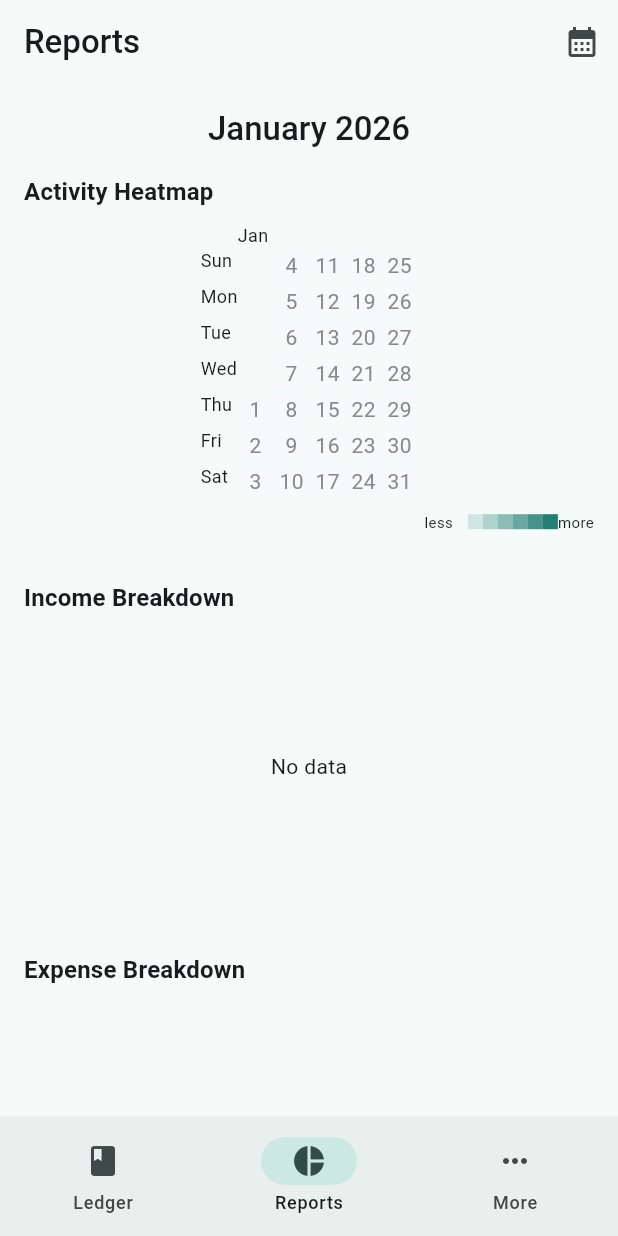
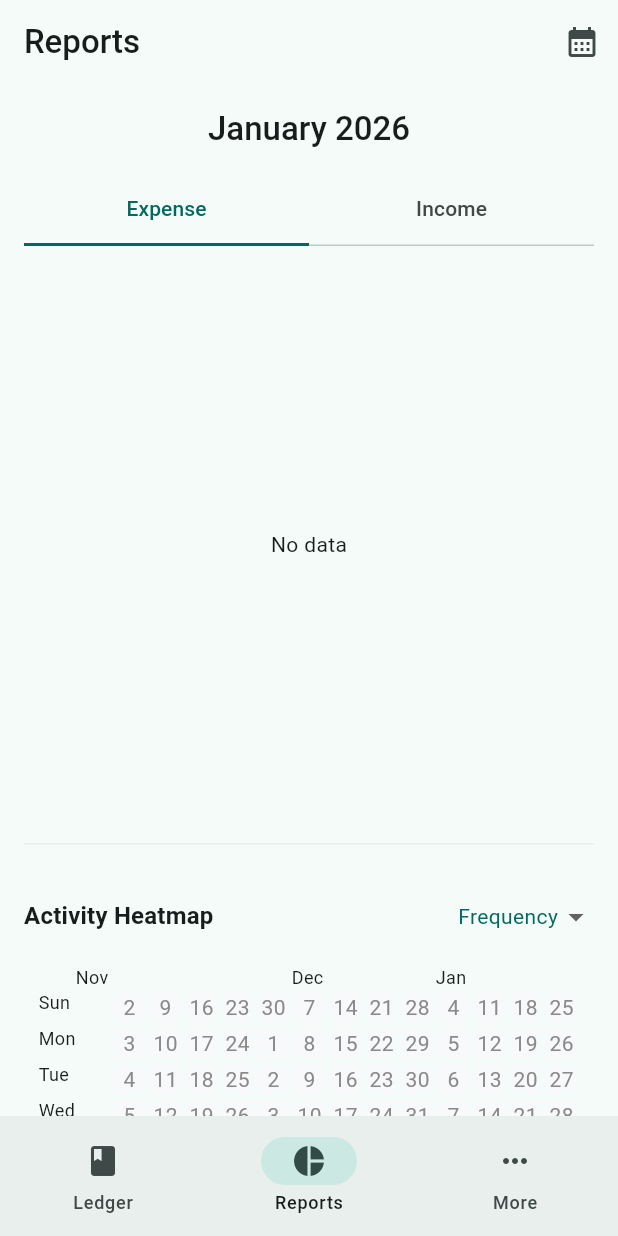
Before and after one commit to lane4dev/feather_ledger, a Flutter app: the screen it shows after launch, item 2 of the bottom bar chosen, on a phone screen of 412 x 824 dp. Run offline on Flutter 3.47's test engine with Material 3 defaults, Android fonts, the phone set to English and light mode, and no system bars; drawn by our look-alikes of flutter_heatmap_calendar; our stand-ins replace drift, fl_chart, flutter_riverpod, go_router, riverpod_annotation, shared_preferences; accounts and stored records are empty; generated files the repository leaves out were written again; statements that could not run were skipped; project files that could hold a hidden picture were left out.

Commit message:
feat: Enhance reports feature with heatmap and breakdown views, including mode selection

```diff
--- a/lib/features/reports/data/repositories/reports_repository.dart
+++ b/lib/features/reports/data/repositories/reports_repository.dart
@@ -11,6 +11,7 @@ part 'reports_repository.g.dart';
 
 abstract class ReportsRepository {
   Stream<Map<DateTime, int>> watchHeatmapData(DateTime month);
+  Stream<Map<DateTime, int>> watchHeatmapAmountData(DateTime month);
   Stream<List<ReportCategoryTotal>> watchCategoryBreakdown(
       DateTime month, db_tables.TransactionType type);
 }
@@ -23,6 +24,11 @@ class ReportsRepositoryImpl implements ReportsRepository {
   @override
   Stream<Map<DateTime, int>> watchHeatmapData(DateTime month) {
     return _dao.watchDailyTransactionCounts(month);
+  }
+
+  @override
+  Stream<Map<DateTime, int>> watchHeatmapAmountData(DateTime month) {
+    return _dao.watchDailyTransactionAmounts(month);
   }
 
   @override
--- a/lib/features/reports/presentation/providers/reports_providers.dart
+++ b/lib/features/reports/presentation/providers/reports_providers.dart
@@ -7,11 +7,27 @@ import 'package:feather_ledger/features/reports/domain/reports_entities.dart';
 
 part 'reports_providers.g.dart';
 
+enum HeatmapMode { frequency, amount }
+
+@riverpod
+class HeatmapModeState extends _$HeatmapModeState {
+  @override
+  HeatmapMode build() => HeatmapMode.frequency;
+
+  void setMode(HeatmapMode mode) {
+    state = mode;
+  }
+}
+
 @riverpod
 Stream<Map<DateTime, int>> heatmapData(Ref ref) {
   final repo = ref.watch(reportsRepositoryProvider);
   final date = ref.watch(selectedDateProvider);
-  return repo.watchHeatmapData(date);
+  final mode = ref.watch(heatmapModeStateProvider);
+
+  return mode == HeatmapMode.frequency
+      ? repo.watchHeatmapData(date)
+      : repo.watchHeatmapAmountData(date);
 }
 
 @riverpod
--- a/lib/features/reports/presentation/screens/reports_screen.dart
+++ b/lib/features/reports/presentation/screens/reports_screen.dart
@@ -1,14 +1,14 @@
-import 'package:fl_chart/fl_chart.dart';
 import 'package:flutter/material.dart';
-import 'package:flutter_heatmap_calendar/flutter_heatmap_calendar.dart';
 import 'package:flutter_riverpod/flutter_riverpod.dart';
 import 'package:intl/intl.dart';
 
 import 'package:feather_ledger/app/l10n/app_localizations.dart';
 import 'package:feather_ledger/app/theme/app_theme.dart';
 import 'package:feather_ledger/features/ledger/presentation/providers/ledger_providers.dart';
+import 'package:feather_ledger/shared/presentation/widgets/feather_divider.dart';
 import '../providers/reports_providers.dart';
-import '../../domain/reports_entities.dart';
+import '../widgets/report_breakdown_tabs.dart';
+import '../widgets/report_heatmap_view.dart';
 
 class ReportsScreen extends ConsumerWidget {
   const ReportsScreen({super.key});
@@ -49,98 +49,31 @@ class ReportsScreen extends ConsumerWidget {
           children: [
             // Month Header
             Center(
-                child: Text(DateFormat.yMMMM().format(selectedDate),
-                    style: Theme.of(context).textTheme.titleLarge)),
+              child: Text(
+                DateFormat.yMMMM().format(selectedDate),
+                style: Theme.of(context).textTheme.titleLarge,
+              ),
+            ),
             SizedBox(height: spacing.md),
 
-            // 1. Heatmap
-            Text(l10n.activityHeatmap,
-                style: Theme.of(context)
-                    .textTheme
-                    .titleMedium
-                    ?.copyWith(fontWeight: FontWeight.bold)),
-            SizedBox(height: spacing.sm),
-            heatmapAsync.when(
-              data: (data) {
-                return HeatMap(
-                  startDate: DateTime(selectedDate.year, selectedDate.month, 1),
-                  endDate:
-                      DateTime(selectedDate.year, selectedDate.month + 1, 0),
-                  datasets: data,
-                  colorMode: ColorMode.opacity,
-                  showText: true,
-                  scrollable: true,
-                  colorsets: {
-                    1: Theme.of(context).colorScheme.primary,
-                  },
-                  onClick: (value) {
-                    // Maybe filter ledger to this day?
-                  },
-                );
-              },
-              loading: () => const Center(child: CircularProgressIndicator()),
-              error: (e, s) => Text(l10n.errorPrefix(e.toString())),
+            // 1. Breakdown Section
+            ReportBreakdownTabs(
+              incomeAsync: incomeAsync,
+              expenseAsync: expenseAsync,
             ),
             SizedBox(height: spacing.lg),
-
-            // 2. Charts
-            Text(l10n.incomeBreakdown,
-                style: Theme.of(context)
-                    .textTheme
-                    .titleMedium
-                    ?.copyWith(fontWeight: FontWeight.bold)),
-            SizedBox(
-              height: 200,
-              child: incomeAsync.when(
-                data: (data) => _buildDonutChart(context, data, l10n),
-                loading: () => const Center(child: CircularProgressIndicator()),
-                error: (e, s) =>
-                    Center(child: Text(l10n.errorPrefix(e.toString()))),
-              ),
-            ),
+            const FeatherDivider(),
             SizedBox(height: spacing.lg),
 
-            Text(l10n.expenseBreakdown,
-                style: Theme.of(context)
-                    .textTheme
-                    .titleMedium
-                    ?.copyWith(fontWeight: FontWeight.bold)),
-            SizedBox(
-              height: 200,
-              child: expenseAsync.when(
-                data: (data) => _buildDonutChart(context, data, l10n),
-                loading: () => const Center(child: CircularProgressIndicator()),
-                error: (e, s) =>
-                    Center(child: Text(l10n.errorPrefix(e.toString()))),
-              ),
+            // 2. Heatmap Section
+            ReportHeatmapView(
+              selectedDate: selectedDate,
+              heatmapAsync: heatmapAsync,
             ),
+            SizedBox(height: spacing.xl),
           ],
         ),
       ),
     );
   }
-
-  Widget _buildDonutChart(BuildContext context, List<ReportCategoryTotal> data,
-      AppLocalizations l10n) {
-    if (data.isEmpty) return Center(child: Text(l10n.noData));
-
-    return PieChart(
-      PieChartData(
-        sections: data.map((item) {
-          return PieChartSectionData(
-            color: Color(item.category.colorInt),
-            value: item.total,
-            title: '\$${item.total.toStringAsFixed(0)}',
-            radius: 50,
-            titleStyle: Theme.of(context).textTheme.labelSmall?.copyWith(
-                  color: Colors.white,
-                  fontWeight: FontWeight.bold,
-                ),
-          );
-        }).toList(),
-        sectionsSpace: 2,
-        centerSpaceRadius: 40,
-      ),
-    );
-  }
 }
--- /dev/null
+++ b/lib/features/reports/presentation/theme/report_theme.dart
@@ -0,0 +1,13 @@
+import 'package:flutter/material.dart';
+
+class ReportTheme {
+  /// Color configuration for the activity heatmap (Orange Red).
+  static Map<int, Color> get heatmapColors => {
+        1: Colors.deepOrange.shade100,
+        3: Colors.deepOrange.shade200,
+        5: Colors.deepOrange.shade300,
+        10: Colors.deepOrange.shade500,
+        20: Colors.deepOrange.shade700,
+        30: Colors.deepOrange.shade900,
+      };
+}
--- /dev/null
+++ b/lib/features/reports/presentation/widgets/heatmap_mode_dropdown.dart
@@ -0,0 +1,39 @@
+import 'package:flutter/material.dart';
+import 'package:flutter_riverpod/flutter_riverpod.dart';
+
+import 'package:feather_ledger/app/l10n/app_localizations.dart';
+import '../providers/reports_providers.dart';
+
+class HeatmapModeDropdown extends ConsumerWidget {
+  const HeatmapModeDropdown({super.key});
+
+  @override
+  Widget build(BuildContext context, WidgetRef ref) {
+    final mode = ref.watch(heatmapModeStateProvider);
+    final l10n = AppLocalizations.of(context)!;
+
+    return DropdownButton<HeatmapMode>(
+      value: mode,
+      underline: const SizedBox(),
+      icon: const Icon(Icons.arrow_drop_down),
+      style: Theme.of(context).textTheme.bodyMedium?.copyWith(
+            color: Theme.of(context).colorScheme.primary,
+          ),
+      onChanged: (HeatmapMode? newValue) {
+        if (newValue != null) {
+          ref.read(heatmapModeStateProvider.notifier).setMode(newValue);
+        }
+      },
+      items: [
+        DropdownMenuItem(
+          value: HeatmapMode.frequency,
+          child: Text(l10n.reports == 'Reports' ? 'Frequency' : '频率'),
+        ),
+        DropdownMenuItem(
+          value: HeatmapMode.amount,
+          child: Text(l10n.amount),
+        ),
+      ],
+    );
+  }
+}
--- /dev/null
+++ b/lib/features/reports/presentation/widgets/report_breakdown_tabs.dart
@@ -0,0 +1,55 @@
+import 'package:flutter/material.dart';
+import 'package:flutter_riverpod/flutter_riverpod.dart';
+
+import 'package:feather_ledger/app/l10n/app_localizations.dart';
+import '../../domain/reports_entities.dart';
+import 'report_breakdown_view.dart';
+
+class ReportBreakdownTabs extends StatelessWidget {
+  final AsyncValue<List<ReportCategoryTotal>> incomeAsync;
+  final AsyncValue<List<ReportCategoryTotal>> expenseAsync;
+
+  const ReportBreakdownTabs({
+    super.key,
+    required this.incomeAsync,
+    required this.expenseAsync,
+  });
+
+  @override
+  Widget build(BuildContext context) {
+    final l10n = AppLocalizations.of(context)!;
+    return DefaultTabController(
+      length: 2,
+      child: Column(
+        children: [
+          TabBar(
+            tabs: [
+              Tab(text: l10n.expense),
+              Tab(text: l10n.income),
+            ],
+            labelColor: Theme.of(context).colorScheme.primary,
+            unselectedLabelColor:
+                Theme.of(context).colorScheme.onSurfaceVariant,
+            indicatorSize: TabBarIndicatorSize.tab,
+          ),
+          const SizedBox(height: 24),
+          SizedBox(
+            height: 350,
+            child: TabBarView(
+              children: [
+                ReportBreakdownView(
+                  dataAsync: expenseAsync,
+                  emptyMessage: l10n.noData,
+                ),
+                ReportBreakdownView(
+                  dataAsync: incomeAsync,
+                  emptyMessage: l10n.noData,
+                ),
+              ],
+            ),
+          ),
+        ],
+      ),
+    );
+  }
+}
--- /dev/null
+++ b/lib/features/reports/presentation/widgets/report_breakdown_view.dart
@@ -0,0 +1,206 @@
+import 'package:fl_chart/fl_chart.dart';
+import 'package:flutter/material.dart';
+import 'package:flutter_riverpod/flutter_riverpod.dart';
+
+import 'package:feather_ledger/features/ledger/domain/entities/ledger_entities.dart';
+import '../../domain/reports_entities.dart';
+
+class ReportBreakdownView extends StatefulWidget {
+  final AsyncValue<List<ReportCategoryTotal>> dataAsync;
+  final String emptyMessage;
+
+  const ReportBreakdownView({
+    super.key,
+    required this.dataAsync,
+    required this.emptyMessage,
+  });
+
+  @override
+  State<ReportBreakdownView> createState() => _ReportBreakdownViewState();
+}
+
+class _ReportBreakdownViewState extends State<ReportBreakdownView> {
+  int touchedIndex = -1;
+
+  Color _getTonalColor(Color color) {
+    final hsl = HSLColor.fromColor(color);
+    return hsl
+        .withSaturation((hsl.saturation * 0.4).clamp(0.0, 1.0))
+        .withLightness((hsl.lightness * 1.1).clamp(0.0, 1.0))
+        .toColor();
+  }
+
+  @override
+  Widget build(BuildContext context) {
+    return widget.dataAsync.when(
+      data: (data) {
+        if (data.isEmpty) {
+          return Center(child: Text(widget.emptyMessage));
+        }
+
+        final sorted = List<ReportCategoryTotal>.from(data)
+          ..sort((a, b) => b.total.compareTo(a.total));
+
+        final processedData = <ReportCategoryTotal>[];
+        if (sorted.length <= 5) {
+          processedData.addAll(sorted);
+        } else {
+          processedData.addAll(sorted.take(5));
+          final otherTotal =
+              sorted.skip(5).fold(0.0, (sum, item) => sum + item.total);
+          processedData.add(ReportCategoryTotal(
+            category: CategoryEntity(
+              id: -1,
+              name: 'Others',
+              iconKey: '57564',
+              colorInt: Colors.grey.toARGB32(),
+              type: sorted.first.category.type,
+              isDefault: false,
+            ),
+            total: otherTotal,
+          ));
+        }
+
+        final totalSum = data.fold(0.0, (sum, item) => sum + item.total);
+
+        return Column(
+          children: [
+            SizedBox(
+              height: 180,
+              child: PieChart(
+                PieChartData(
+                  pieTouchData: PieTouchData(
+                    touchCallback: (FlTouchEvent event, pieTouchResponse) {
+                      if (!event.isInterestedForInteractions ||
+                          pieTouchResponse == null ||
+                          pieTouchResponse.touchedSection == null) {
+                        return;
+                      }
+                      if (event is FlTapUpEvent) {
+                        setState(() {
+                          final index = pieTouchResponse
+                              .touchedSection!.touchedSectionIndex;
+                          if (touchedIndex == index) {
+                            touchedIndex = -1;
+                          } else {
+                            touchedIndex = index;
+                          }
+                        });
+                      }
+                    },
+                  ),
+                  sections: processedData.asMap().entries.map((entry) {
+                    final index = entry.key;
+                    final item = entry.value;
+                    final isTouched = index == touchedIndex;
+                    final percentage =
+                        totalSum > 0 ? (item.total / totalSum * 100) : 0.0;
+                    final color = _getTonalColor(Color(item.category.colorInt));
+
+                    return PieChartSectionData(
+                      color: isTouched ? Color(item.category.colorInt) : color,
+                      value: item.total,
+                      title: '${percentage.toStringAsFixed(0)}%',
+                      radius: isTouched ? 55 : 45,
+                      titleStyle:
+                          Theme.of(context).textTheme.labelSmall?.copyWith(
+                                color: Colors.white,
+                                fontWeight: FontWeight.bold,
+                                fontSize: isTouched ? 14 : 10,
+                              ),
+                    );
+                  }).toList(),
+                  sectionsSpace: 2,
+                  centerSpaceRadius: 35,
+                ),
+              ),
+            ),
+            const SizedBox(height: 16),
+            Expanded(
+              child: ListView.separated(
+                padding: EdgeInsets.zero,
+                itemCount: processedData.length,
+                separatorBuilder: (_, __) => const SizedBox(height: 8),
+                itemBuilder: (context, index) {
+                  final item = processedData[index];
+                  final isTouched = index == touchedIndex;
+
+                  return InkWell(
+                    onTap: () {
+                      setState(() {
+                        if (touchedIndex == index) {
+                          touchedIndex = -1;
+                        } else {
+                          touchedIndex = index;
+                        }
+                      });
+                    },
+                    borderRadius: BorderRadius.circular(8),
+                    child: Container(
+                      padding: const EdgeInsets.symmetric(
+                          vertical: 4, horizontal: 8),
+                      decoration: BoxDecoration(
+                        color: isTouched
+                            ? Theme.of(context)
+                                .colorScheme
+                                .primaryContainer
+                                .withValues(alpha: 0.3)
+                            : Colors.transparent,
+                        borderRadius: BorderRadius.circular(8),
+                      ),
+                      child: Row(
+                        children: [
+                          Container(
+                            width: 12,
+                            height: 12,
+                            decoration: BoxDecoration(
+                              color: isTouched
+                                  ? Color(item.category.colorInt)
+                                  : _getTonalColor(
+                                      Color(item.category.colorInt)),
+                              shape: BoxShape.circle,
+                            ),
+                          ),
+                          const SizedBox(width: 8),
+                          Expanded(
+                            child: Text(
+                              item.category.name,
+                              style: Theme.of(context)
+                                  .textTheme
+                                  .bodyMedium
+                                  ?.copyWith(
+                                    fontWeight: isTouched
+                                        ? FontWeight.bold
+                                        : FontWeight.normal,
+                                  ),
+                              maxLines: 1,
+                              overflow: TextOverflow.ellipsis,
+                            ),
+                          ),
+                          const SizedBox(width: 12),
+                          Text(
+                            '\$${item.total.toStringAsFixed(2)}',
+                            style: Theme.of(context)
+                                .textTheme
+                                .bodyMedium
+                                ?.copyWith(
+                                  fontWeight: isTouched
+                                      ? FontWeight.bold
+                                      : FontWeight.bold,
+                                ),
+                          ),
+                        ],
+                      ),
+                    ),
+                  );
+                },
+              ),
+            ),
+          ],
+        );
+      },
+      loading: () => const Center(child: CircularProgressIndicator()),
+      error: (e, s) => Center(child: Text('Error: $e')),
+    );
+  }
+}
--- /dev/null
+++ b/lib/features/reports/presentation/widgets/report_heatmap_view.dart
@@ -0,0 +1,61 @@
+import 'package:flutter/material.dart';
+import 'package:flutter_heatmap_calendar/flutter_heatmap_calendar.dart';
+import 'package:flutter_riverpod/flutter_riverpod.dart';
+
+import 'package:feather_ledger/app/l10n/app_localizations.dart';
+import 'package:feather_ledger/app/theme/app_theme.dart';
+import '../theme/report_theme.dart';
+import 'heatmap_mode_dropdown.dart';
+
+class ReportHeatmapView extends ConsumerWidget {
+  final DateTime selectedDate;
+  final AsyncValue<Map<DateTime, int>> heatmapAsync;
+
+  const ReportHeatmapView({
+    super.key,
+    required this.selectedDate,
+    required this.heatmapAsync,
+  });
+
+  @override
+  Widget build(BuildContext context, WidgetRef ref) {
+    final l10n = AppLocalizations.of(context)!;
+    final spacing = context.spacing;
+
+    return Column(
+      crossAxisAlignment: CrossAxisAlignment.start,
+      children: [
+        Row(
+          mainAxisAlignment: MainAxisAlignment.spaceBetween,
+          children: [
+            Text(l10n.activityHeatmap,
+                style: Theme.of(context)
+                    .textTheme
+                    .titleMedium
+                    ?.copyWith(fontWeight: FontWeight.bold)),
+            const HeatmapModeDropdown(),
+          ],
+        ),
+        SizedBox(height: spacing.sm),
+        heatmapAsync.when(
+          data: (data) {
+            return HeatMap(
+              startDate: DateTime(selectedDate.year, selectedDate.month - 2, 1),
+              endDate: DateTime(selectedDate.year, selectedDate.month + 1, 0),
+              datasets: data,
+              colorMode: ColorMode.opacity,
+              showText: true,
+              scrollable: true,
+              colorsets: ReportTheme.heatmapColors,
+              onClick: (value) {
+                // Future: filter ledger to this day
+              },
+            );
+          },
+          loading: () => const Center(child: CircularProgressIndicator()),
+          error: (e, s) => Text(l10n.errorPrefix(e.toString())),
+        ),
+      ],
+    );
+  }
+}
```
Also changed, not shown: lib/core/database/daos/transaction_dao.dart (+19 -2 lines), lib/app/router/app_router.g.dart, lib/features/reports/presentation/providers/reports_providers.g.dart.
